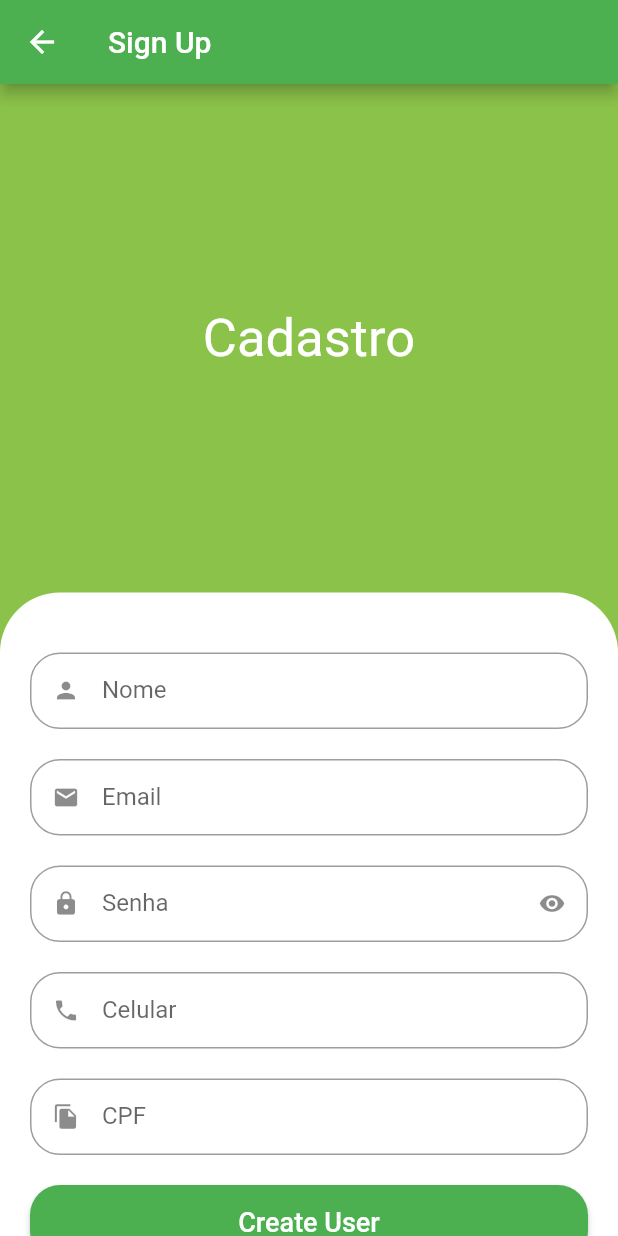
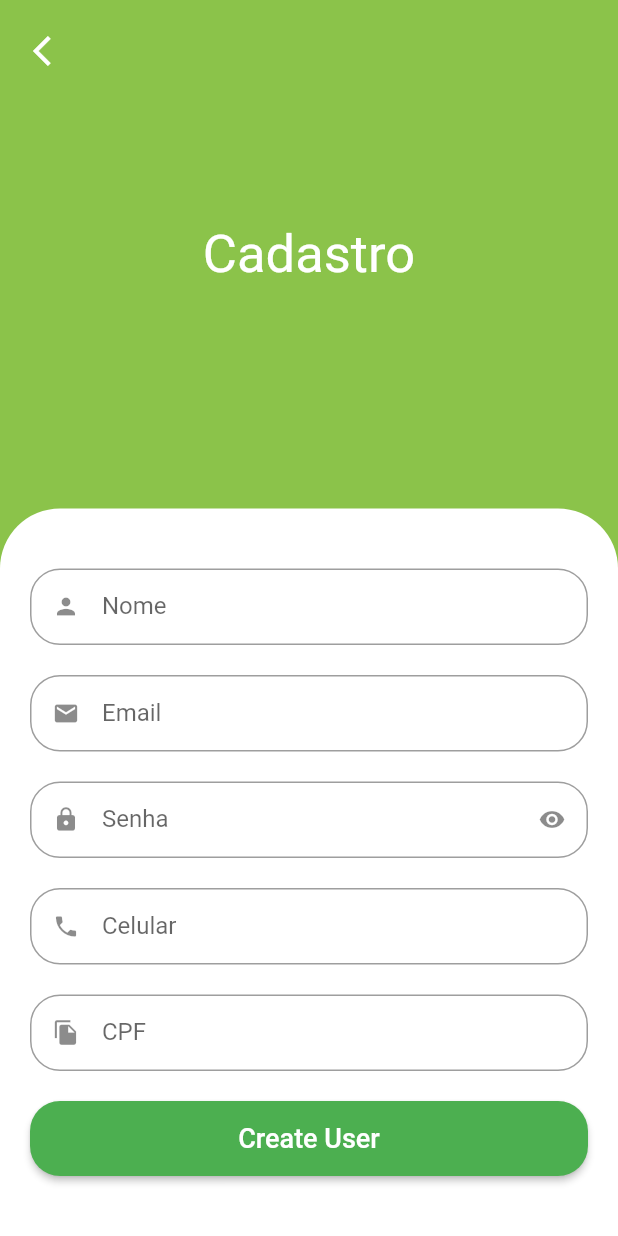
Before and after one commit to jefferson-norberto2/green_gracer_app, a Flutter app: the SignUpScreen screen opened directly, on a phone screen of 412 x 824 dp. Run offline on Flutter 3.47's test engine with Material 2 defaults, Android fonts, the phone set to English and light mode, and no system bars; our stand-ins replace animated_text_kit.

Commit message:
Update sign_up_screen.dart

```diff
--- a/lib/src/auth/sign_up_screen.dart
+++ b/lib/src/auth/sign_up_screen.dart
@@ -11,14 +11,13 @@ class SignUpScreen extends StatelessWidget {
 
     return Scaffold(
       backgroundColor: CustomColors.customSwatchColor,
-      appBar: AppBar(
-        title: const Text('Sign Up'),
-      ),
       body: SingleChildScrollView(
         child: SizedBox(
           height: size.height,
           width: size.width,
-          child: Column(
+          child: Stack(
+            children: [
+              Column(
                 children: [
                   const Expanded(
                     child: Center(
@@ -34,8 +33,8 @@ class SignUpScreen extends StatelessWidget {
 
                   // Form fields
                   Container(
-                padding:
-                    const EdgeInsets.symmetric(horizontal: 20, vertical: 40),
+                    padding: const EdgeInsets.symmetric(
+                        horizontal: 20, vertical: 40),
                     decoration: const BoxDecoration(
                       color: Colors.white,
                       borderRadius: BorderRadius.vertical(
@@ -82,10 +81,27 @@ class SignUpScreen extends StatelessWidget {
                               ),
                             ),
                           ),
-                    )
+                        ),
                       ],
                     ),
-              )
+                  ),
+                ],
+              ),
+              Positioned(
+                left: 10,
+                top: 10,
+                child: SafeArea(
+                  child: IconButton(
+                    onPressed: () {
+                      Navigator.of(context).pop();
+                    },
+                    icon: const Icon(
+                      Icons.arrow_back_ios,
+                      color: Colors.white,
+                    ),
+                  ),
+                ),
+              ),
             ],
           ),
         ),
```
Lines whose indentation alone changed are shown as unchanged.
